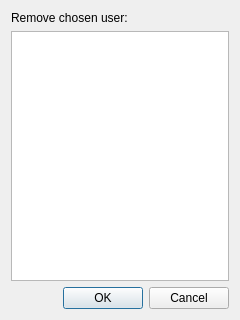
The window that ui/remove_user.ui (BStalewski/lanler) describes before a commit, drawn with Qt 5.
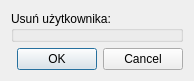
The same window after the commit.

Diff of the .ui file:
```diff
--- a/ui/remove_user.ui
+++ b/ui/remove_user.ui
@@ -6,8 +6,8 @@
    <rect>
     <x>0</x>
     <y>0</y>
-    <width>240</width>
-    <height>320</height>
+    <width>194</width>
+    <height>81</height>
    </rect>
   </property>
   <property name="windowTitle">
@@ -17,15 +17,12 @@
    <item row="0" column="0">
     <layout class="QVBoxLayout" name="verticalLayout">
      <item>
-      <widget class="QLabel" name="label">
-       <property name="text">
-        <string>Remove chosen user:</string>
+      <widget class="QGroupBox" name="groupBox">
+       <property name="title">
+        <string>Usuń użytkownika:</string>
        </property>
       </widget>
      </item>
-     <item>
-      <widget class="QListWidget" name="listWidget"/>
-     </item>
     </layout>
    </item>
    <item row="1" column="0">
```
